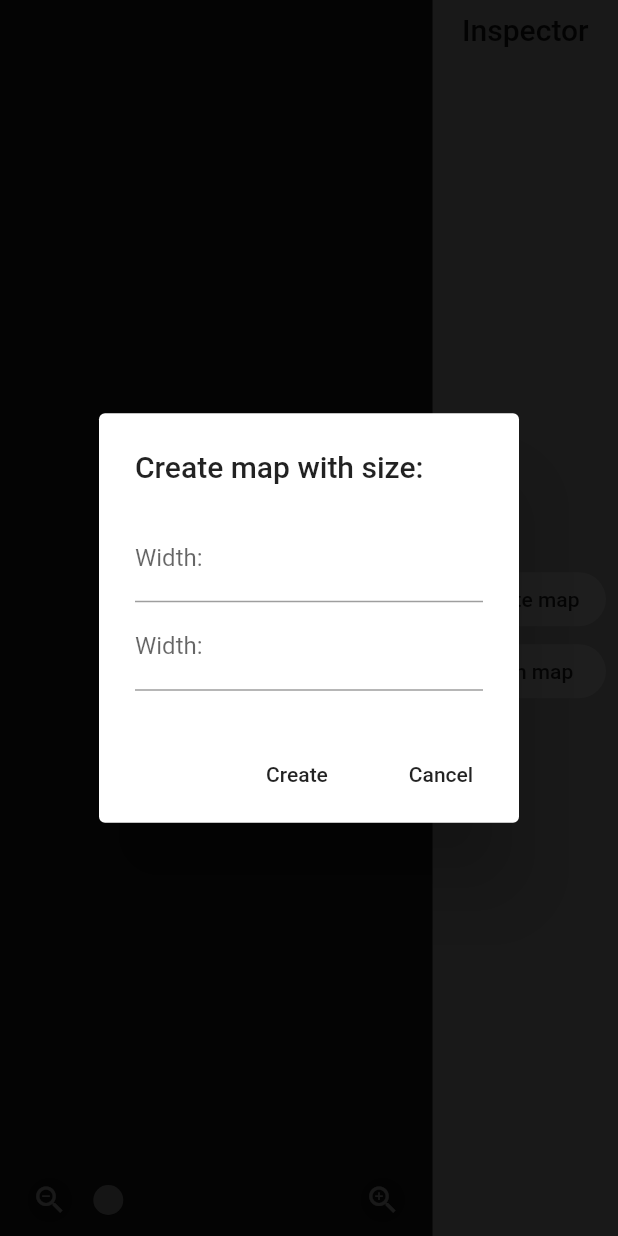
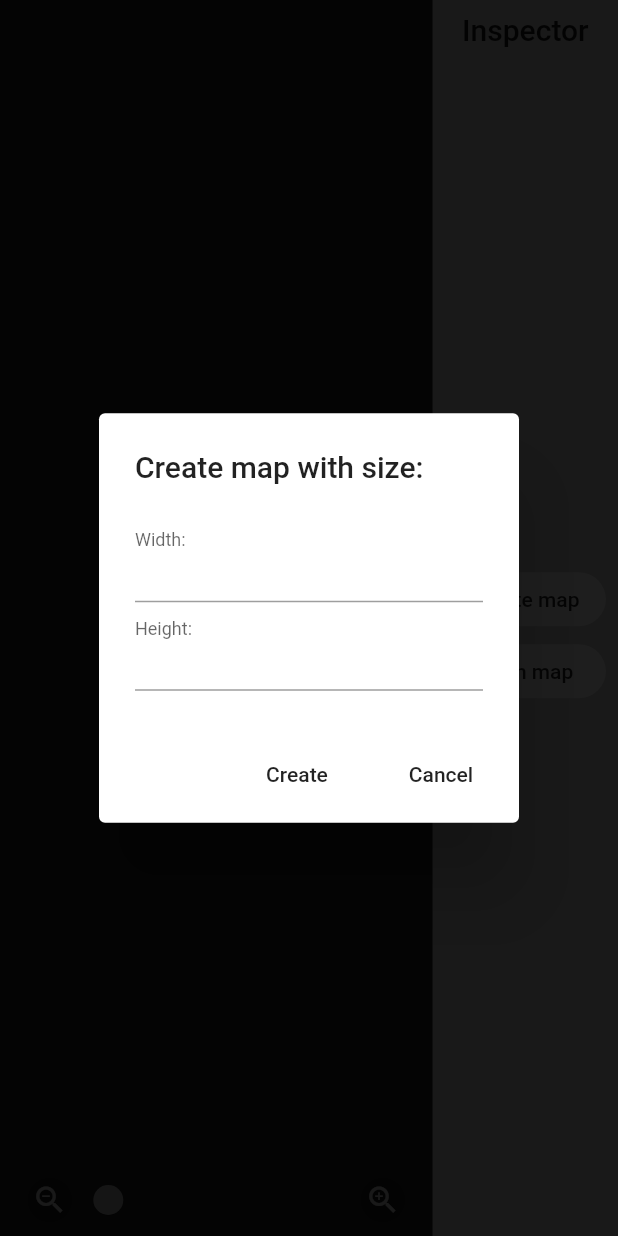
Before and after one commit to brenodt/flutter-tilemap-builder, a Flutter app: the screen it shows after launch, after a tap on "Create map", on a phone screen of 412 x 824 dp. Run offline on Flutter 3.47's test engine with Material 2 defaults, Android fonts, the phone set to English and light mode, and no system bars.

Commit message:
#4 #5 Remove code duplicity and enable strict numeric typing in map creation dialog.

```diff
--- a/tilemap_builder/lib/src/inspector.dart
+++ b/tilemap_builder/lib/src/inspector.dart
@@ -1,4 +1,5 @@
 import 'package:flutter/material.dart';
+import 'package:flutter/services.dart';
 
 class Inspector extends StatelessWidget {
   @override
@@ -56,7 +57,14 @@ class Inspector extends StatelessWidget {
     showDialog<AlertDialog>(
         context: context,
         barrierColor: Colors.black87,
-      builder: (_) => AlertDialog(
+        builder: (_) => _MapCreationDialog());
+  }
+}
+
+class _MapCreationDialog extends StatelessWidget {
+  @override
+  Widget build(BuildContext context) {
+    return AlertDialog(
       title: const Text(
         'Create map with size:',
       ),
@@ -65,20 +73,8 @@ class Inspector extends StatelessWidget {
         children: <Widget>[
           // TODO(brenodt): Remove text field duplicity. https://github.com/brenodt/flutter-tilemap-builder/issues/4
           // TODO(brenodt): Not permit field to receive non-numeric. https://github.com/brenodt/flutter-tilemap-builder/issues/5
-            TextField(
-              controller: TextEditingController(),
-              decoration: const InputDecoration(
-                labelText: 'Width:',
-                floatingLabelBehavior: FloatingLabelBehavior.never,
-              ),
-            ),
-            TextField(
-              controller: TextEditingController(),
-              decoration: const InputDecoration(
-                labelText: 'Width:',
-                floatingLabelBehavior: FloatingLabelBehavior.never,
-              ),
-            ),
+          _DialogNumericField(label: 'Width:'),
+          _DialogNumericField(label: 'Height:'),
         ],
       ),
       actions: <Widget>[
@@ -89,6 +85,32 @@ class Inspector extends StatelessWidget {
           onPressed: () => Navigator.pop(context),
         ),
       ],
+    );
+  }
+}
+
+class _DialogNumericField extends StatefulWidget {
+  const _DialogNumericField({
+    @required this.label,
+    this.controller,
+    Key key,
+  }) : super(key: key);
+  final String label;
+  final TextEditingController controller;
+
+  @override
+  __DialogNumericFieldState createState() => __DialogNumericFieldState();
+}
+
+class __DialogNumericFieldState extends State<_DialogNumericField> {
+  @override
+  Widget build(BuildContext context) {
+    return TextField(
+      controller: widget.controller,
+      inputFormatters: [WhitelistingTextInputFormatter.digitsOnly],
+      decoration: InputDecoration(
+        labelText: widget.label,
+        floatingLabelBehavior: FloatingLabelBehavior.always,
       ),
     );
   }
```
Lines whose indentation alone changed are shown as unchanged.
